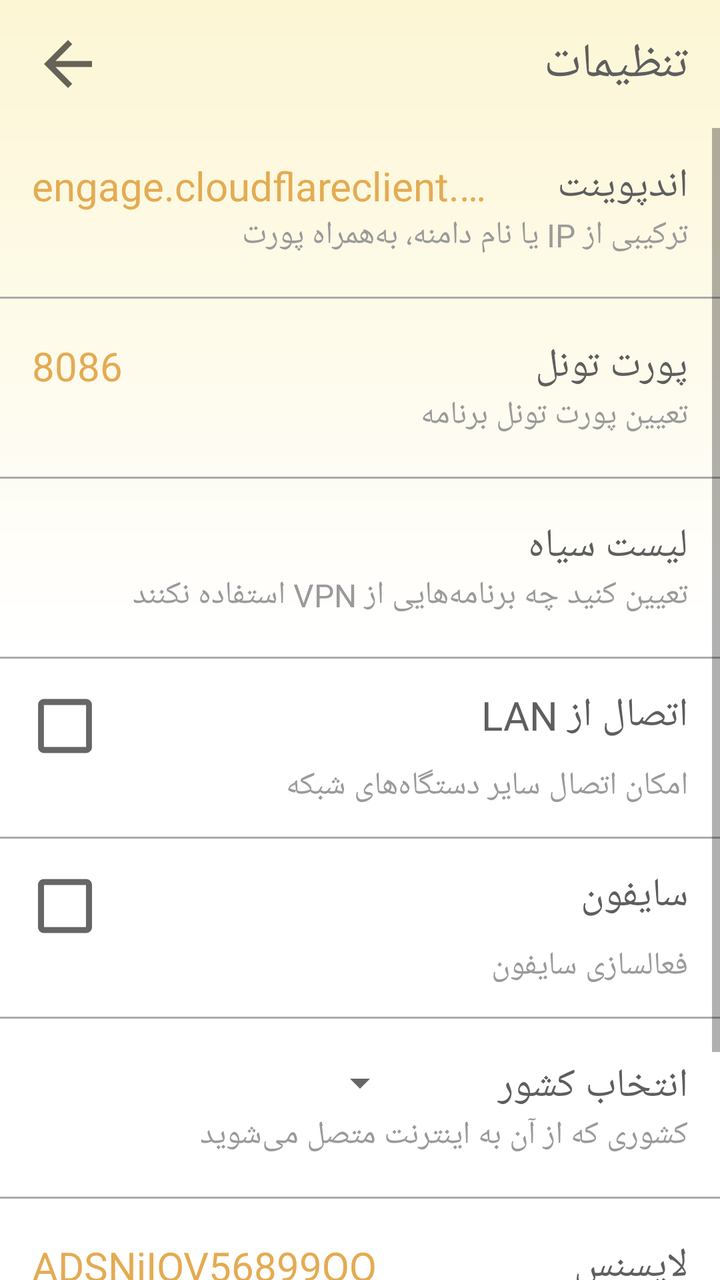
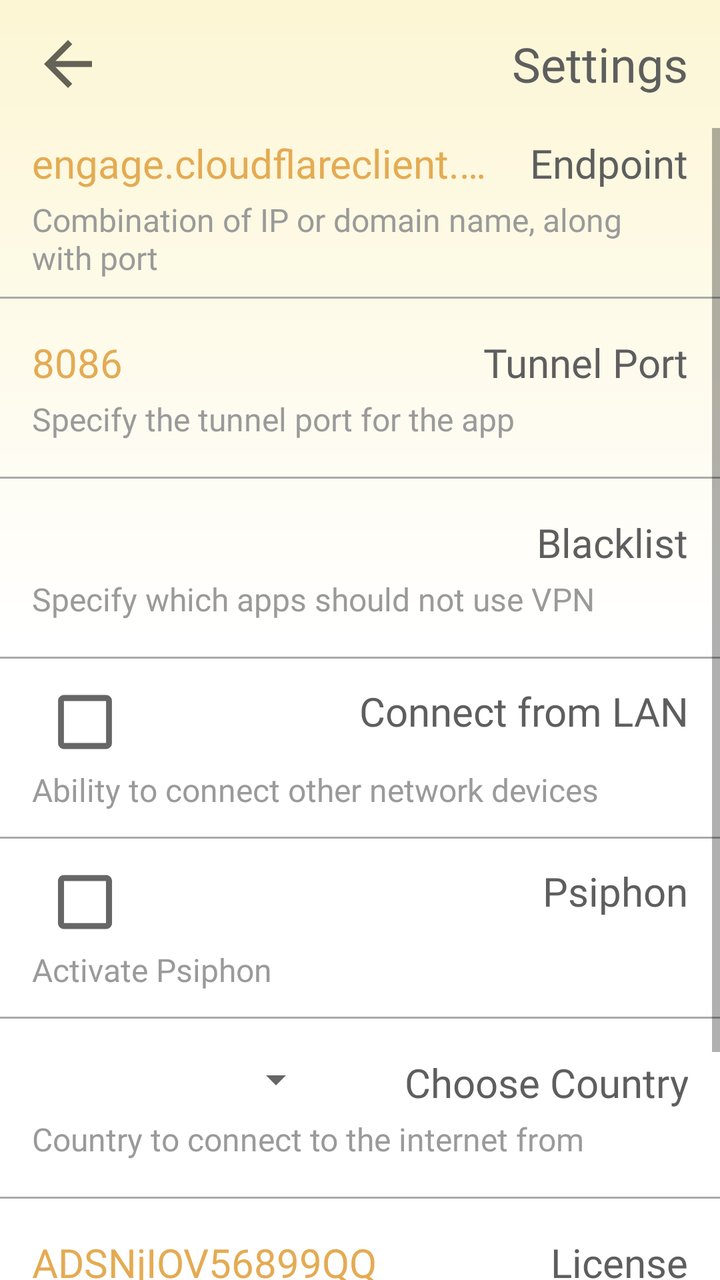

Before-and-after screenshots of an Android layout around one commit, followed by the original layout XML and the change that was made.
<!-- AndroidManifest.xml: application theme Theme.OblivionUI -->
<!-- res/layout/activity_settings.xml -->
<?xml version="1.0" encoding="utf-8"?>
<androidx.constraintlayout.widget.ConstraintLayout
  xmlns:android="http://schemas.android.com/apk/res/android"
  xmlns:app="http://schemas.android.com/apk/res-auto"
  xmlns:tools="http://schemas.android.com/tools"
  android:layout_width="match_parent"
  android:layout_height="match_parent"
  android:background="@drawable/background_gradient"
  tools:context="org.bepass.oblivion.SettingsActivity">

  <RelativeLayout
    android:id="@+id/top_bar"
    android:layout_width="match_parent"
    android:layout_height="48dp"
    android:layout_marginTop="8dp"
    app:layout_constraintEnd_toEndOf="parent"
    app:layout_constraintStart_toStartOf="parent"
    app:layout_constraintTop_toTopOf="parent">

    <ImageView
      android:id="@+id/back"
      android:layout_width="36dp"
      android:layout_height="36dp"
      android:background="?selectableItemBackgroundBorderless"
      android:layout_alignParentStart="true"
      android:layout_centerVertical="true"
      android:layout_marginStart="16dp"
      android:src="@drawable/ic_back"
      app:tint="#000000" />

    <TextView
      android:layout_width="wrap_content"
      android:layout_height="wrap_content"
      android:layout_alignParentEnd="true"
      android:layout_centerVertical="true"
      android:layout_marginEnd="16dp"
      android:fontFamily="@font/shabnamlight"
      android:text="تنظیمات"
      android:textColor="@color/black"
      android:textSize="24sp" />

  </RelativeLayout>

  <ScrollView
    android:layout_width="match_parent"
    android:layout_height="0dp"
    android:clipToPadding="false"
    android:paddingVertical="8dp"
    app:layout_constraintBottom_toBottomOf="parent"
    app:layout_constraintEnd_toEndOf="parent"
    app:layout_constraintStart_toStartOf="parent"
    app:layout_constraintTop_toBottomOf="@id/top_bar">

    <LinearLayout
      android:layout_width="match_parent"
      android:layout_height="wrap_content"
      android:orientation="vertical">

      <LinearLayout
        android:id="@+id/endpoint_layout"
        android:layout_width="match_parent"
        android:paddingHorizontal="16dp"
        android:background="?selectableItemBackground"
        android:layout_height="80dp"
        android:gravity="center"
        android:orientation="vertical">
        <LinearLayout
          android:layout_width="match_parent"
          android:layout_height="wrap_content"
          android:gravity="end">

          <TextView
            android:id="@+id/endpoint"
            android:layout_width="0dp"
            android:layout_height="wrap_content"
            android:layout_weight="2"
            android:fontFamily="@font/shabnammedium"
            android:text="engage.cloudflareclient.com:2048"
            android:textColor="#E4AB53"
            android:maxLines="1"
            android:ellipsize="end"
            android:textSize="20sp" />

          <TextView
            android:layout_width="wrap_content"
            android:layout_height="wrap_content"
            android:minWidth="100dp"
            android:layout_alignParentEnd="true"
            android:fontFamily="@font/shabnam"
            android:text="اندپوینت"
            android:textColor="@color/black"
            android:textSize="20sp" />

        </LinearLayout>

        <TextView
          android:layout_width="match_parent"
          android:layout_height="wrap_content"
          android:fontFamily="@font/shabnam"
          android:text="ترکیبی از IP یا نام دامنه، به‌همراه پورت"
          android:textColor="#9A9A9A"
          android:textSize="16sp" />
      </LinearLayout>

      <LinearLayout
        android:layout_width="match_parent"
        android:layout_height="10dp"
        android:gravity="center"
        android:orientation="vertical"
      >
        <View
          android:layout_width="match_parent"
          android:layout_height="1dp"
          android:background="@android:color/darker_gray" />
      </LinearLayout>

      <LinearLayout
        android:id="@+id/port_layout"
        android:layout_width="match_parent"
        android:layout_height="80dp"
        android:gravity="center"
        android:paddingHorizontal="16dp"
        android:background="?selectableItemBackground"
        android:orientation="vertical">

        <LinearLayout
          android:layout_width="match_parent"
          android:layout_height="wrap_content"
          android:gravity="end">

          <TextView
            android:id="@+id/port"
            android:layout_width="0dp"
            android:layout_height="wrap_content"
            android:layout_weight="2"
            android:fontFamily="@font/shabnammedium"
            android:text="8086"
            android:maxLines="1"
            android:ellipsize="end"
            android:textColor="#E4AB53"
            android:textSize="20sp" />

          <TextView
            android:layout_width="wrap_content"
            android:layout_height="wrap_content"
            android:minWidth="100dp"
            android:fontFamily="@font/shabnam"
            android:text="پورت تونل"
            android:textColor="@color/black"
            android:textSize="20sp" />

        </LinearLayout>

        <TextView
          android:layout_width="match_parent"
          android:layout_height="wrap_content"
          android:fontFamily="@font/shabnam"
          android:text="تعیین پورت تونل برنامه"
          android:textColor="#9A9A9A"
          android:textSize="16sp" />

      </LinearLayout>

      <LinearLayout
        android:layout_width="match_parent"
        android:layout_height="10dp"
        android:gravity="center"
        android:orientation="vertical"
      >
        <View
          android:layout_width="match_parent"
          android:layout_height="1dp"
          android:background="@android:color/darker_gray" />
      </LinearLayout>

      <LinearLayout
          android:id="@+id/split_tunnel_layout"
          android:layout_width="match_parent"
          android:layout_height="80dp"
          android:background="?android:selectableItemBackground"
          android:gravity="center"
          android:paddingHorizontal="16dp"
          android:orientation="vertical">

        <LinearLayout
            android:layout_width="match_parent"
            android:layout_height="wrap_content"
            android:gravity="end">

          <TextView
              android:layout_width="wrap_content"
              android:layout_height="wrap_content"
              android:minWidth="100dp"
              android:fontFamily="@font/shabnam"
              android:text="لیست سیاه"
              android:textColor="@color/black"
              android:textSize="20sp" />
        </LinearLayout>

        <TextView
            android:layout_width="match_parent"
            android:layout_height="wrap_content"
            android:fontFamily="@font/shabnam"
            android:text="تعیین کنید چه برنامه‌هایی از VPN استفاده نکنند"
            android:textColor="#9A9A9A"
            android:textSize="16sp" />

      </LinearLayout>

      <LinearLayout
          android:layout_width="match_parent"
          android:layout_height="10dp"
          android:gravity="center"
          android:orientation="vertical"
          >
        <View
            android:layout_width="match_parent"
            android:layout_height="1dp"
            android:background="@android:color/darker_gray"/>
      </LinearLayout>

      <LinearLayout
        android:id="@+id/lan_layout"
        android:layout_width="match_parent"
        android:layout_height="80dp"
        android:gravity="center"
        android:paddingHorizontal="16dp"
        android:background="?selectableItemBackground"
        android:orientation="vertical">

        <LinearLayout
          android:layout_width="match_parent"
          android:layout_height="wrap_content"
          android:gravity="end">


          <LinearLayout
            android:layout_width="wrap_content"
            android:layout_height="wrap_content"
            android:layout_weight="2"
          >
            <CheckBox
              android:id="@+id/lan"
              android:layout_width="50dp"
              android:layout_height="38dp"
              android:scaleX="1.5"
              android:scaleY="1.5"
              android:buttonTint="@color/checkbox_tint"
              android:translationX="5dp" />
          </LinearLayout>

          <TextView
            android:layout_width="wrap_content"
            android:layout_height="wrap_content"
            android:minWidth="100dp"
            android:fontFamily="@font/shabnam"
            android:text="اتصال از LAN"
            android:textColor="@color/black"
            android:textSize="20sp" />
        </LinearLayout>

        <TextView
          android:layout_width="match_parent"
          android:layout_height="wrap_content"
          android:fontFamily="@font/shabnam"
          android:text="امکان اتصال سایر دستگاه‌های شبکه"
          android:textColor="#9A9A9A"
          android:textSize="16sp" />

      </LinearLayout>

      <LinearLayout
        android:layout_width="match_parent"
        android:layout_height="10dp"
        android:gravity="center"
        android:orientation="vertical"
      >
        <View
          android:layout_width="match_parent"
          android:layout_height="1dp"
          android:background="@android:color/darker_gray" />
      </LinearLayout>

      <LinearLayout
        android:id="@+id/psiphon_layout"
        android:layout_width="match_parent"
        android:layout_height="80dp"
        android:gravity="center"
        android:paddingHorizontal="16dp"
        android:background="?selectableItemBackground"
        android:orientation="vertical"
      >

        <LinearLayout
          android:layout_width="match_parent"
          android:layout_height="wrap_content"
          android:gravity="end">

          <LinearLayout
            android:layout_width="wrap_content"
            android:layout_height="wrap_content"
            android:layout_weight="2"
          >
            <CheckBox
              android:id="@+id/psiphon"
              android:layout_width="50dp"
              android:layout_height="38dp"
              android:scaleX="1.5"
              android:scaleY="1.5"
              android:buttonTint="@color/checkbox_tint"
              android:translationX="5dp" />
          </LinearLayout>

          <TextView
            android:layout_width="wrap_content"
            android:layout_height="wrap_content"
            android:minWidth="100dp"
            android:fontFamily="@font/shabnam"
            android:text="سایفون"
            android:textColor="@color/black"
            android:textSize="20sp" />

        </LinearLayout>

        <TextView
          android:layout_width="match_parent"
          android:layout_height="wrap_content"
          android:fontFamily="@font/shabnam"
          android:text="فعالسازی سایفون"
          android:textColor="#9A9A9A"
          android:textSize="16sp" />

      </LinearLayout>

      <LinearLayout
        android:layout_width="match_parent"
        android:layout_height="10dp"
        android:gravity="center"
        android:orientation="vertical"
      >
        <View
          android:layout_width="match_parent"
          android:layout_height="1dp"
          android:background="@android:color/darker_gray" />
      </LinearLayout>

      <LinearLayout
        android:id="@+id/country_layout"
        android:layout_width="match_parent"
        android:layout_height="80dp"
        android:gravity="center"
        android:paddingHorizontal="16dp"
        android:background="?selectableItemBackground"
        android:orientation="vertical">

        <LinearLayout
          android:layout_width="match_parent"
          android:layout_height="wrap_content"
          android:gravity="end">

          <Spinner
            android:id="@+id/country"
            android:layout_width="wrap_content"
            android:layout_height="wrap_content"
            android:layout_weight="1" />

          <TextView
            android:layout_width="wrap_content"
            android:layout_height="wrap_content"
            android:minWidth="100dp"
            android:layout_marginStart="40dp"
            android:fontFamily="@font/shabnam"
            android:text="انتخاب کشور"
            android:textColor="@color/black"
            android:textSize="20sp" />

        </LinearLayout>

        <TextView
          android:layout_width="match_parent"
          android:layout_height="wrap_content"
          android:fontFamily="@font/shabnam"
          android:text="کشوری که از آن به اینترنت متصل می‌شوید"
          android:textColor="#9A9A9A"
          android:textSize="16sp" />

      </LinearLayout>

      <LinearLayout
        android:layout_width="match_parent"
        android:layout_height="10dp"
        android:gravity="center"
        android:orientation="vertical"
      >
        <View
          android:layout_width="match_parent"
          android:layout_height="1dp"
          android:background="@android:color/darker_gray" />
      </LinearLayout>

      <LinearLayout
        android:id="@+id/license_layout"
        android:layout_width="match_parent"
        android:layout_height="80dp"
        android:gravity="center"
        android:paddingHorizontal="16dp"
        android:background="?selectableItemBackground"
        android:orientation="vertical">

        <LinearLayout
          android:layout_width="match_parent"
          android:layout_height="wrap_content"
          android:gravity="end">

          <TextView
            android:id="@+id/license"
            android:layout_width="0dp"
            android:layout_height="wrap_content"
            android:layout_weight="2"
            android:fontFamily="@font/shabnammedium"
            android:text="ADSNjIOV56899QQ"
            android:maxLines="1"
            android:ellipsize="end"
            android:textColor="#E4AB53"
            android:textSize="20sp" />

          <TextView
            android:layout_width="wrap_content"
            android:layout_height="wrap_content"
            android:minWidth="100dp"
            android:fontFamily="@font/shabnam"
            android:text="لایسنس"
            android:textColor="@color/black"
            android:textSize="20sp" />

        </LinearLayout>

        <TextView
          android:layout_width="match_parent"
          android:layout_height="wrap_content"
          android:fontFamily="@font/shabnam"
          android:text="اگر لایسنس دارید (هر لایسنس 2x می‌شود)"
          android:textColor="#9A9A9A"
          android:textSize="16sp" />

      </LinearLayout>

      <LinearLayout
        android:layout_width="match_parent"
        android:layout_height="10dp"
        android:gravity="center"
        android:orientation="vertical"
      >
        <View
          android:layout_width="match_parent"
          android:layout_height="1dp"
          android:background="@android:color/darker_gray" />
      </LinearLayout>

      <LinearLayout
        android:id="@+id/gool_layout"
        android:layout_width="match_parent"
        android:layout_height="80dp"
        android:gravity="center"
        android:paddingHorizontal="16dp"
        android:background="?selectableItemBackground"
        android:orientation="vertical">

        <LinearLayout
          android:layout_width="match_parent"
          android:layout_height="wrap_content">

          <LinearLayout
            android:layout_width="wrap_content"
            android:layout_height="wrap_content"
            android:layout_weight="2"
          >
            <CheckBox
              android:id="@+id/gool"
              android:layout_width="50dp"
              android:layout_height="38dp"
              android:scaleX="1.5"
              android:scaleY="1.5"
              android:buttonTint="@color/checkbox_tint"
              android:translationX="5dp" />
          </LinearLayout>

          <TextView
            android:layout_width="wrap_content"
            android:layout_height="wrap_content"
            android:minWidth="100dp"
            android:fontFamily="@font/shabnam"
            android:text="گول"
            android:textColor="@color/black"
            android:textSize="20sp" />

        </LinearLayout>

        <TextView
          android:layout_width="match_parent"
          android:layout_height="wrap_content"
          android:fontFamily="@font/shabnam"
          android:text="فعالسازی Warp In Warp"
          android:textColor="#9A9A9A"
          android:textSize="16sp" />

      </LinearLayout>
    </LinearLayout>
  </ScrollView>


</androidx.constraintlayout.widget.ConstraintLayout>
<!-- resources referenced by this layout -->
<resources>
  <color name="black">#5E5E5E</color>
  <!-- drawable background_gradient (drawable) -->
  <?xml version="1.0" encoding="utf-8"?>
  <shape xmlns:android="http://schemas.android.com/apk/res/android"
    android:shape="rectangle">
    <gradient
      android:angle="90"
      android:endColor="#FCF6D4"
      android:centerColor="#FFFFFF"
      android:startColor="#FFFFFF" />
  </shape>
  <!-- drawable ic_back (drawable-anydpi) -->
  <vector xmlns:android="http://schemas.android.com/apk/res/android"
    android:width="24dp"
    android:height="24dp"
    android:viewportWidth="24"
    android:viewportHeight="24"
    android:tint="#5E5E5E"
    android:alpha="0.6"
    android:autoMirrored="true">
    <path
      android:fillColor="@android:color/white"
      android:pathData="M20,11H7.83l5.59,-5.59L12,4l-8,8 8,8 1.41,-1.41L7.83,13H20v-2z" />
  </vector>
  <style name="Theme.OblivionUI" parent="Theme.AppCompat.Light.NoActionBar">
      <item name="bottomSheetDialogTheme">@style/CustomBottomSheetDialog</item>
    </style>
  <style name="CustomBottomSheetDialog" parent="ThemeOverlay.MaterialComponents.BottomSheetDialog">
      <item name="android:windowIsFloating">false</item>
      <item name="android:windowSoftInputMode">adjustResize</item>
      <item name="bottomSheetStyle">@style/CustomBottomSheet</item>
    </style>
  <style name="CustomBottomSheet" parent="Widget.MaterialComponents.BottomSheet.Modal">` <item name="backgroundTint">@android:color/transparent</item>
    </style>
</resources>

<!-- the commit's change to res/layout/activity_settings.xml (unified diff, before → after) -->
@@ -35,7 +35,7 @@
       android:layout_centerVertical="true"
       android:layout_marginEnd="16dp"
       android:fontFamily="@font/shabnamlight"
-      android:text="تنظیمات"
+      android:text="@string/settingsText"
       android:textColor="@color/black"
       android:textSize="24sp" />
 
@@ -82,24 +82,25 @@
             android:textSize="20sp" />
 
           <TextView
-            android:layout_width="wrap_content"
-            android:layout_height="wrap_content"
-            android:minWidth="100dp"
-            android:layout_alignParentEnd="true"
-            android:fontFamily="@font/shabnam"
-            android:text="اندپوینت"
-            android:textColor="@color/black"
-            android:textSize="20sp" />
-
-        </LinearLayout>
-
-        <TextView
-          android:layout_width="match_parent"
-          android:layout_height="wrap_content"
-          android:fontFamily="@font/shabnam"
-          android:text="ترکیبی از IP یا نام دامنه، به‌همراه پورت"
-          android:textColor="#9A9A9A"
-          android:textSize="16sp" />
+              android:layout_width="wrap_content"
+              android:layout_height="wrap_content"
+              android:fontFamily="@font/shabnam"
+              android:minWidth="100dp"
+              android:text="@string/endpointText"
+              android:textAlignment="viewEnd"
+              android:textColor="@color/black"
+              android:textSize="20sp" />
+
+        </LinearLayout>
+
+        <TextView
+            android:layout_width="match_parent"
+            android:layout_height="wrap_content"
+            android:layout_marginTop="4dp"
+            android:fontFamily="@font/shabnam"
+            android:text="@string/endpointTextDesc"
+            android:textColor="#9A9A9A"
+            android:textSize="16sp" />
       </LinearLayout>
 
       <LinearLayout
@@ -141,23 +142,25 @@
             android:textSize="20sp" />
 
           <TextView
-            android:layout_width="wrap_content"
-            android:layout_height="wrap_content"
-            android:minWidth="100dp"
-            android:fontFamily="@font/shabnam"
-            android:text="پورت تونل"
-            android:textColor="@color/black"
-            android:textSize="20sp" />
-
-        </LinearLayout>
-
-        <TextView
-          android:layout_width="match_parent"
-          android:layout_height="wrap_content"
-          android:fontFamily="@font/shabnam"
-          android:text="تعیین پورت تونل برنامه"
-          android:textColor="#9A9A9A"
-          android:textSize="16sp" />
+              android:layout_width="wrap_content"
+              android:layout_height="wrap_content"
+              android:fontFamily="@font/shabnam"
+              android:minWidth="100dp"
+              android:text="@string/portTunText"
+              android:textAlignment="viewEnd"
+              android:textColor="@color/black"
+              android:textSize="20sp" />
+
+        </LinearLayout>
+
+        <TextView
+            android:layout_width="match_parent"
+            android:layout_height="wrap_content"
+            android:layout_marginTop="4dp"
+            android:fontFamily="@font/shabnam"
+            android:text="@string/portTunTextDesc"
+            android:textColor="#9A9A9A"
+            android:textSize="16sp" />
 
       </LinearLayout>
 
@@ -190,18 +193,20 @@
           <TextView
               android:layout_width="wrap_content"
               android:layout_height="wrap_content"
-              android:minWidth="100dp"
-              android:fontFamily="@font/shabnam"
-              android:text="لیست سیاه"
-              android:textColor="@color/black"
-              android:textSize="20sp" />
-        </LinearLayout>
-
-        <TextView
-            android:layout_width="match_parent"
-            android:layout_height="wrap_content"
-            android:fontFamily="@font/shabnam"
-            android:text="تعیین کنید چه برنامه‌هایی از VPN استفاده نکنند"
+              android:fontFamily="@font/shabnam"
+              android:minWidth="100dp"
+              android:text="@string/blackList"
+              android:textAlignment="viewEnd"
+              android:textColor="@color/black"
+              android:textSize="20sp" />
+        </LinearLayout>
+
+        <TextView
+            android:layout_width="match_parent"
+            android:layout_height="wrap_content"
+            android:layout_marginTop="4dp"
+            android:fontFamily="@font/shabnam"
+            android:text="@string/blackListTextDesc"
             android:textColor="#9A9A9A"
             android:textSize="16sp" />
 
@@ -235,37 +240,40 @@
 
 
           <LinearLayout
-            android:layout_width="wrap_content"
-            android:layout_height="wrap_content"
-            android:layout_weight="2"
-          >
+              android:layout_width="115dp"
+              android:layout_height="wrap_content"
+              android:layout_weight="2">
+
             <CheckBox
-              android:id="@+id/lan"
-              android:layout_width="50dp"
-              android:layout_height="38dp"
-              android:scaleX="1.5"
-              android:scaleY="1.5"
-              android:buttonTint="@color/checkbox_tint"
-              android:translationX="5dp" />
+                android:id="@+id/lan"
+                android:layout_width="50dp"
+                android:layout_height="38dp"
+                android:layout_marginStart="10dp"
+                android:buttonTint="@color/checkbox_tint"
+                android:scaleX="1.5"
+                android:scaleY="1.5"
+                android:translationX="5dp" />
           </LinearLayout>
 
           <TextView
-            android:layout_width="wrap_content"
-            android:layout_height="wrap_content"
-            android:minWidth="100dp"
-            android:fontFamily="@font/shabnam"
-            android:text="اتصال از LAN"
-            android:textColor="@color/black"
-            android:textSize="20sp" />
-        </LinearLayout>
-
-        <TextView
-          android:layout_width="match_parent"
-          android:layout_height="wrap_content"
-          android:fontFamily="@font/shabnam"
-          android:text="امکان اتصال سایر دستگاه‌های شبکه"
-          android:textColor="#9A9A9A"
-          android:textSize="16sp" />
+              android:layout_width="wrap_content"
+              android:layout_height="wrap_content"
+              android:fontFamily="@font/shabnam"
+              android:minWidth="100dp"
+              android:text="@string/connectFromLanText"
+              android:textAlignment="viewEnd"
+              android:textColor="@color/black"
+              android:textSize="20sp" />
+        </LinearLayout>
+
+        <TextView
+            android:layout_width="match_parent"
+            android:layout_height="wrap_content"
+            android:layout_marginTop="4dp"
+            android:fontFamily="@font/shabnam"
+            android:text="@string/connectFromLanTextDesc"
+            android:textColor="#9A9A9A"
+            android:textSize="16sp" />
 
       </LinearLayout>
 
@@ -307,28 +315,31 @@
               android:layout_height="38dp"
               android:scaleX="1.5"
               android:scaleY="1.5"
+              android:layout_marginStart="10dp"
               android:buttonTint="@color/checkbox_tint"
               android:translationX="5dp" />
           </LinearLayout>
 
           <TextView
-            android:layout_width="wrap_content"
-            android:layout_height="wrap_content"
-            android:minWidth="100dp"
-            android:fontFamily="@font/shabnam"
-            android:text="سایفون"
-            android:textColor="@color/black"
-            android:textSize="20sp" />
-
-        </LinearLayout>
-
-        <TextView
-          android:layout_width="match_parent"
-          android:layout_height="wrap_content"
-          android:fontFamily="@font/shabnam"
-          android:text="فعالسازی سایفون"
-          android:textColor="#9A9A9A"
-          android:textSize="16sp" />
+              android:layout_width="wrap_content"
+              android:layout_height="wrap_content"
+              android:fontFamily="@font/shabnam"
+              android:minWidth="100dp"
+              android:text="@string/psiphonText"
+              android:textAlignment="viewEnd"
+              android:textColor="@color/black"
+              android:textSize="20sp" />
+
+        </LinearLayout>
+
+        <TextView
+            android:layout_width="match_parent"
+            android:layout_height="wrap_content"
+            android:layout_marginTop="4dp"
+            android:fontFamily="@font/shabnam"
+            android:text="@string/psiphonTextDesc"
+            android:textColor="#9A9A9A"
+            android:textSize="16sp" />
 
       </LinearLayout>
 
@@ -365,24 +376,26 @@
             android:layout_weight="1" />
 
           <TextView
-            android:layout_width="wrap_content"
-            android:layout_height="wrap_content"
-            android:minWidth="100dp"
-            android:layout_marginStart="40dp"
-            android:fontFamily="@font/shabnam"
-            android:text="انتخاب کشور"
-            android:textColor="@color/black"
-            android:textSize="20sp" />
-
-        </LinearLayout>
-
-        <TextView
-          android:layout_width="match_parent"
-          android:layout_height="wrap_content"
-          android:fontFamily="@font/shabnam"
-          android:text="کشوری که از آن به اینترنت متصل می‌شوید"
-          android:textColor="#9A9A9A"
-          android:textSize="16sp" />
+              android:layout_width="wrap_content"
+              android:layout_height="wrap_content"
+              android:layout_marginStart="40dp"
+              android:fontFamily="@font/shabnam"
+              android:minWidth="100dp"
+              android:text="@string/chooseText"
+              android:textAlignment="viewEnd"
+              android:textColor="@color/black"
+              android:textSize="20sp" />
+
+        </LinearLayout>
+
+        <TextView
+            android:layout_width="match_parent"
+            android:layout_height="wrap_content"
+            android:layout_marginTop="4dp"
+            android:fontFamily="@font/shabnam"
+            android:text="@string/chooseTextDesc"
+            android:textColor="#9A9A9A"
+            android:textSize="16sp" />
 
       </LinearLayout>
 
@@ -425,23 +438,25 @@
             android:textSize="20sp" />
 
           <TextView
-            android:layout_width="wrap_content"
-            android:layout_height="wrap_content"
-            android:minWidth="100dp"
-            android:fontFamily="@font/shabnam"
-            android:text="لایسنس"
-            android:textColor="@color/black"
-            android:textSize="20sp" />
-
-        </LinearLayout>
-
-        <TextView
-          android:layout_width="match_parent"
-          android:layout_height="wrap_content"
-          android:fontFamily="@font/shabnam"
-          android:text="اگر لایسنس دارید (هر لایسنس 2x می‌شود)"
-          android:textColor="#9A9A9A"
-          android:textSize="16sp" />
+              android:layout_width="wrap_content"
+              android:layout_height="wrap_content"
+              android:fontFamily="@font/shabnam"
+              android:minWidth="100dp"
+              android:text="@string/licenseText"
+              android:textAlignment="viewEnd"
+              android:textColor="@color/black"
+              android:textSize="20sp" />
+
+        </LinearLayout>
+
+        <TextView
+            android:layout_width="match_parent"
+            android:layout_height="wrap_content"
+            android:layout_marginTop="4dp"
+            android:fontFamily="@font/shabnam"
+            android:text="@string/licenseTextDesc"
+            android:textColor="#9A9A9A"
+            android:textSize="16sp" />
 
       </LinearLayout>
 
@@ -481,28 +496,31 @@
               android:layout_height="38dp"
               android:scaleX="1.5"
               android:scaleY="1.5"
+              android:layout_marginStart="10dp"
               android:buttonTint="@color/checkbox_tint"
               android:translationX="5dp" />
           </LinearLayout>
 
           <TextView
-            android:layout_width="wrap_content"
-            android:layout_height="wrap_content"
-            android:minWidth="100dp"
-            android:fontFamily="@font/shabnam"
-            android:text="گول"
-            android:textColor="@color/black"
-            android:textSize="20sp" />
-
-        </LinearLayout>
-
-        <TextView
-          android:layout_width="match_parent"
-          android:layout_height="wrap_content"
-          android:fontFamily="@font/shabnam"
-          android:text="فعالسازی Warp In Warp"
-          android:textColor="#9A9A9A"
-          android:textSize="16sp" />
+              android:layout_width="wrap_content"
+              android:layout_height="wrap_content"
+              android:fontFamily="@font/shabnam"
+              android:minWidth="100dp"
+              android:text="@string/goolText"
+              android:textAlignment="viewEnd"
+              android:textColor="@color/black"
+              android:textSize="20sp" />
+
+        </LinearLayout>
+
+        <TextView
+            android:layout_width="match_parent"
+            android:layout_height="wrap_content"
+            android:layout_marginTop="4dp"
+            android:fontFamily="@font/shabnam"
+            android:text="@string/goolTextDesc"
+            android:textColor="#9A9A9A"
+            android:textSize="16sp" />
 
       </LinearLayout>
     </LinearLayout>
<!-- resource entries referenced after the edit -->
@@ -24,6 +24,23 @@
       android:fillColor="@android:color/white"
       android:pathData="M20,11H7.83l5.59,-5.59L12,4l-8,8 8,8 1.41,-1.41L7.83,13H20v-2z" />
   </vector>
+  <string name="blackList">Blacklist</string>
+  <string name="blackListTextDesc">Specify which apps should not use VPN</string>
+  <string name="chooseText">Choose Country</string>
+  <string name="chooseTextDesc">Country to connect to the internet from</string>
+  <string name="connectFromLanText">Connect from LAN</string>
+  <string name="connectFromLanTextDesc">Ability to connect other network devices</string>
+  <string name="endpointText">Endpoint</string>
+  <string name="endpointTextDesc">Combination of IP or domain name, along with port</string>
+  <string name="goolText">Gool</string>
+  <string name="goolTextDesc">Activate Warp In Warp</string>
+  <string name="licenseText">License</string>
+  <string name="licenseTextDesc">If you have a license (each license is doubled)</string>
+  <string name="portTunText">Tunnel Port</string>
+  <string name="portTunTextDesc">Specify the tunnel port for the app</string>
+  <string name="psiphonText">Psiphon</string>
+  <string name="psiphonTextDesc">Activate Psiphon</string>
+  <string name="settingsText">Settings</string>
   <style name="Theme.OblivionUI" parent="Theme.AppCompat.Light.NoActionBar">
       <item name="bottomSheetDialogTheme">@style/CustomBottomSheetDialog</item>
     </style>
